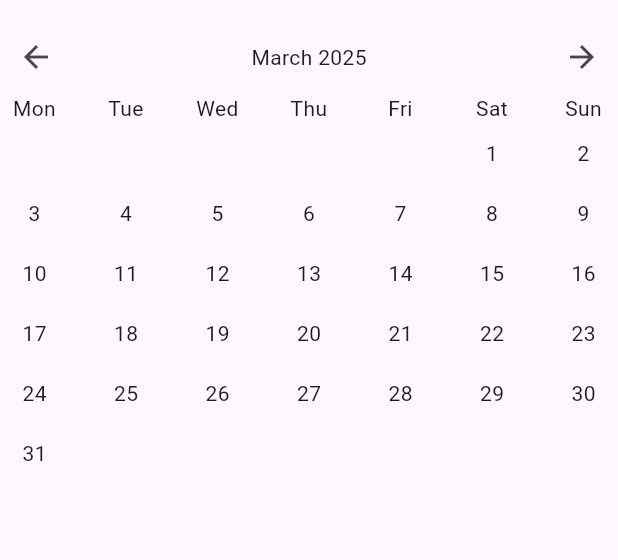
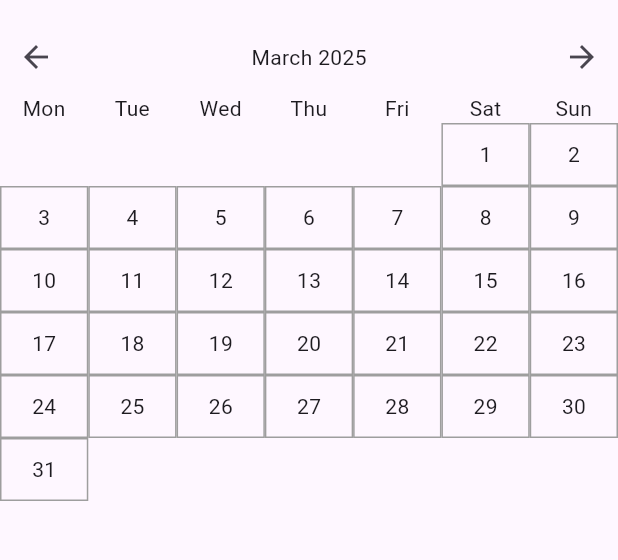
Before and after one commit to cave-aqua/loc_logger, a Flutter app: the screen it shows after launch, after a tap on the "arrow forward" icon, on a phone screen of 412 x 824 dp, the part 63-623 px from its top. Run offline on Flutter 3.47's test engine with Material 3 defaults, Android fonts, the phone set to English and light mode, and no system bars; our stand-ins replace flutter_map, flutter_riverpod, geolocator, latlong2, logger, riverpod_annotation and 1 more; missing offline and left inert: flex_color_picker, geodesy, geolocator_android, geolocator_apple, workmanager; accounts and stored records are empty; generated files the repository leaves out were written again; statements that could not run were skipped.

Commit message:
feat: added some styling to calendar view

```diff
--- a/lib/widgets/calendar/calender_view_aggerations/day_view.dart
+++ b/lib/widgets/calendar/calender_view_aggerations/day_view.dart
@@ -27,7 +27,8 @@ class DayView extends StatelessWidget {
       }
     }
 
-    BoxDecoration? background;
+    BoxDecoration background =
+        BoxDecoration(border: Border.all(color: Colors.grey));
 
     if (colors.length > 1) {
       background = BoxDecoration(
@@ -36,19 +37,20 @@ class DayView extends StatelessWidget {
             begin: Alignment.centerLeft,
             end: Alignment.centerRight,
           ),
-      );
+          border: Border.all(color: Colors.grey));
     } else if (colors.length == 1) {
-      background = BoxDecoration(color: colors.first);
+      background = BoxDecoration(
+          color: colors.first, border: Border.all(color: Colors.grey));
     }
 
-    return InkWell(
+    return Expanded(
+      child: InkWell(
         child: Container(
-        width: 40,
           padding: const EdgeInsets.all(10),
-        margin: const EdgeInsets.symmetric(horizontal: 3),
           decoration: background,
           child: Center(
             child: Text(date.day.toString()),
+          ),
         ),
       ),
     );
@@ -60,8 +62,6 @@ class EmptyDayView extends StatelessWidget {
 
   @override
   Widget build(BuildContext context) {
-    return const SizedBox(
-      width: 46,
-    );
+    return Expanded(child: Container());
   }
 }
--- a/lib/widgets/calendar/calender_view_aggerations/weekdays_header.dart
+++ b/lib/widgets/calendar/calender_view_aggerations/weekdays_header.dart
@@ -27,9 +27,7 @@ class DayHeaderHolder extends StatelessWidget {
 
   @override
   Widget build(BuildContext context) {
-    return Container(
-      width: 40,
-      margin: const EdgeInsets.symmetric(horizontal: 3),
+    return Expanded(
       child: Center(
         child: Text(
           dayString,
```
Lines whose indentation alone changed are shown as unchanged.
